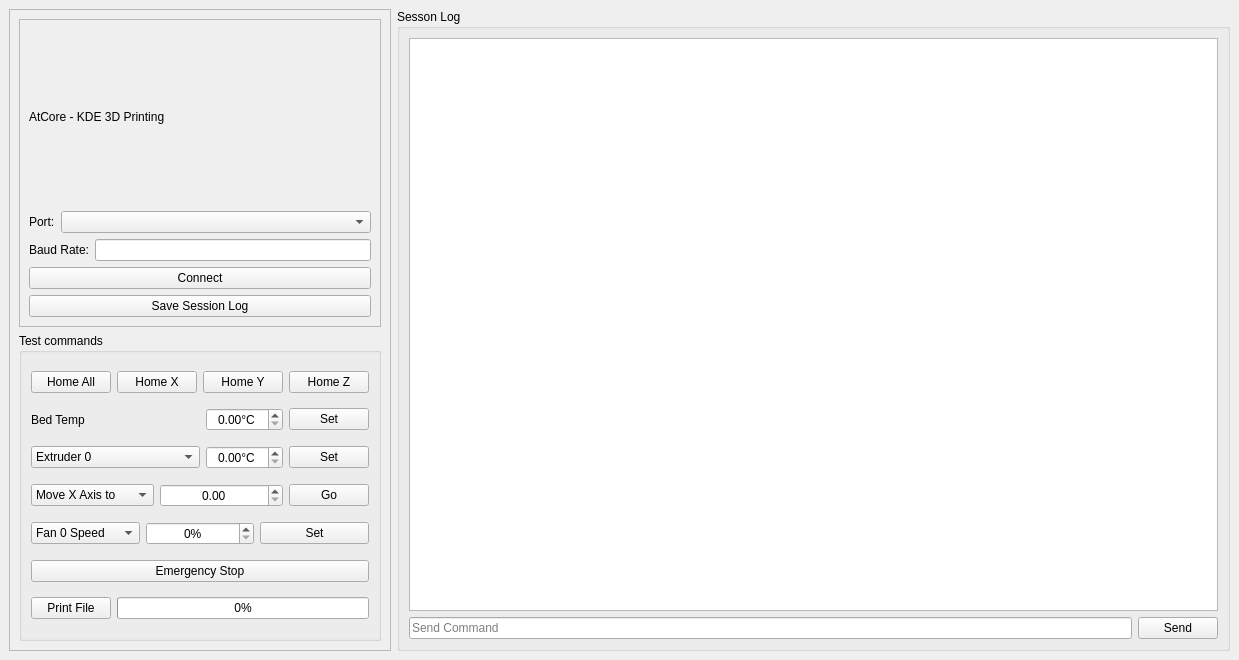
Before: the Qt Designer form testclient/mainwindow.ui in KDE/atcore, drawn with Qt 5.
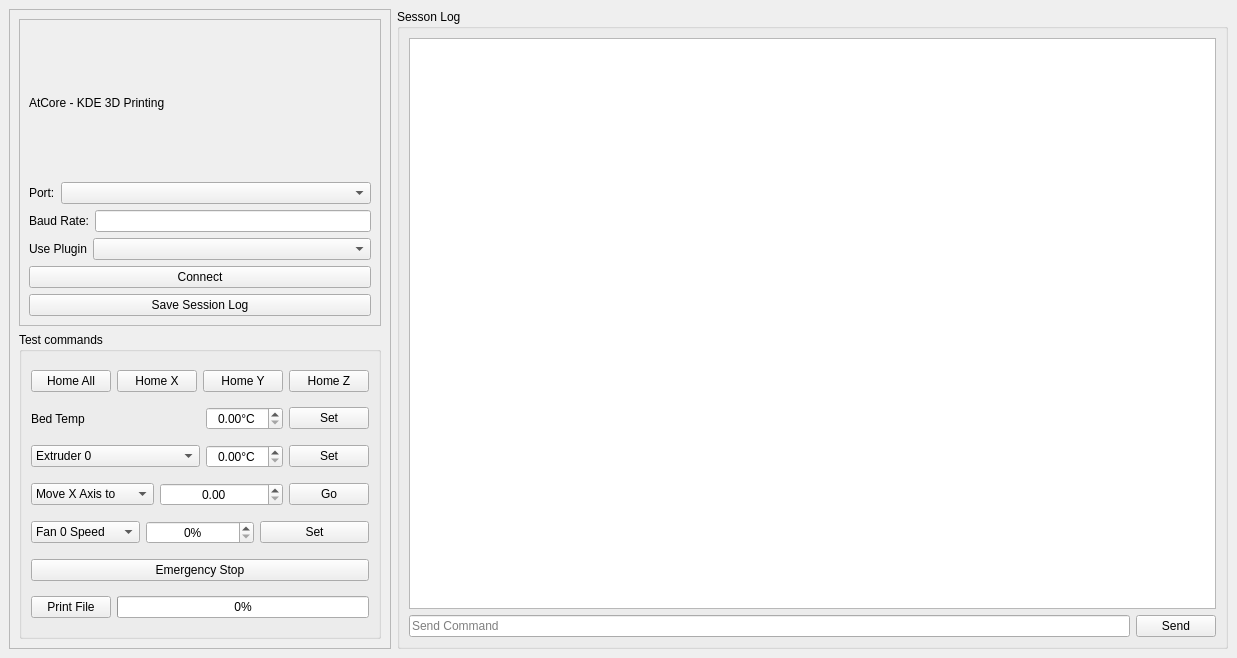
After: the same form once the commit is applied. Icons and pictures are not drawn.

Commit message: Add Combobox to select Firmware Plugin

Diff of the .ui file:
```diff
--- a/testclient/mainwindow.ui
+++ b/testclient/mainwindow.ui
@@ -6,8 +6,8 @@
    <rect>
     <x>0</x>
     <y>0</y>
-    <width>1239</width>
-    <height>660</height>
+    <width>1237</width>
+    <height>658</height>
    </rect>
   </property>
   <property name="windowTitle">
@@ -80,6 +80,27 @@
             </item>
            </layout>
           </item>
+          <item>
+           <layout class="QHBoxLayout" name="horizontalLayout_11">
+            <item>
+             <widget class="QLabel" name="label_4">
+              <property name="text">
+               <string>Use Plugin</string>
+              </property>
+             </widget>
+            </item>
+            <item>
+             <widget class="QComboBox" name="pluginCB">
+              <property name="sizePolicy">
+               <sizepolicy hsizetype="Expanding" vsizetype="Fixed">
+                <horstretch>0</horstretch>
+                <verstretch>0</verstretch>
+               </sizepolicy>
+              </property>
+             </widget>
+            </item>
+           </layout>
+          </item>
           <item>
            <widget class="QPushButton" name="connectPB">
             <property name="sizePolicy">
```
